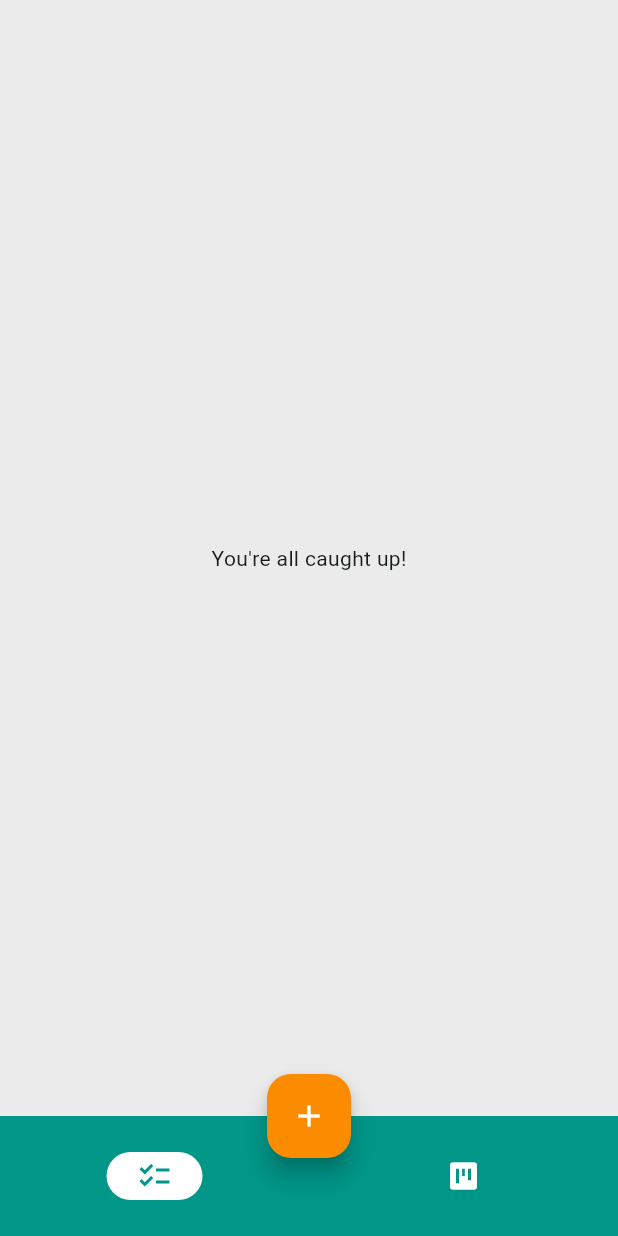
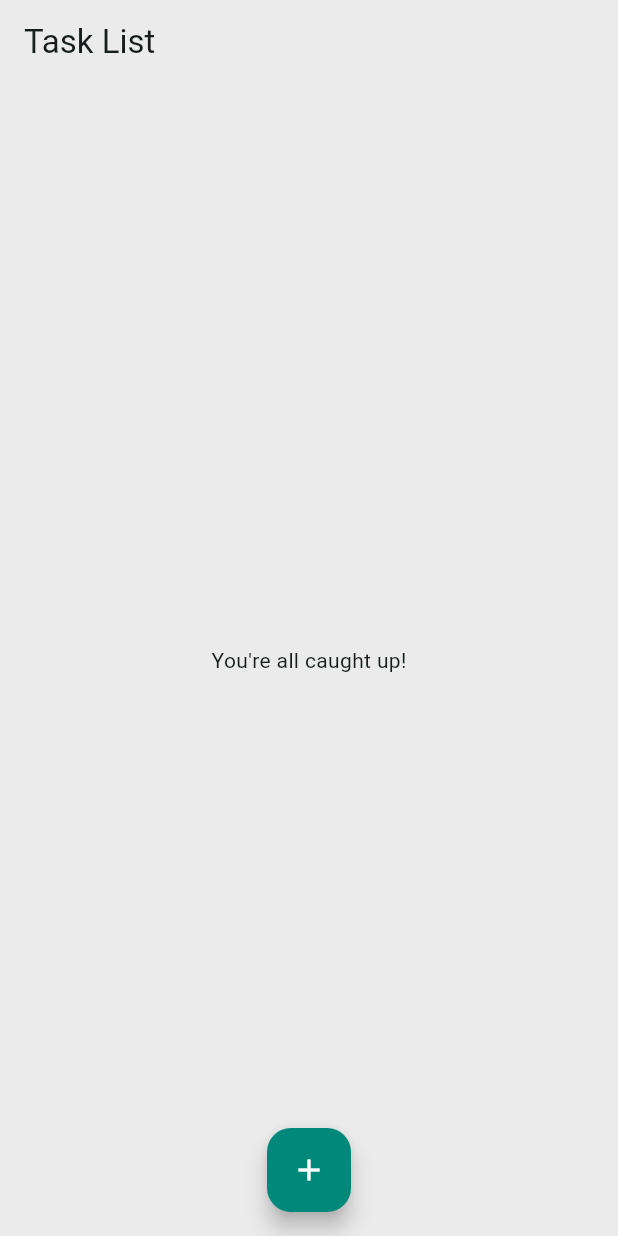
Before and after one commit to dillonfagan/tasks_flutter, a Flutter app: the screen it shows after launch, on a phone screen of 412 x 824 dp. Run offline on Flutter 3.47's test engine with Material 2 defaults, Android fonts, the phone set to English and light mode, and no system bars.

Commit message:
Simplify app layout with checklist only

```diff
--- a/lib/main.dart
+++ b/lib/main.dart
@@ -24,7 +24,7 @@ class MyApp extends StatelessWidget {
           surfaceTintColor: Colors.transparent,
         ),
         floatingActionButtonTheme: FloatingActionButtonThemeData(
-          backgroundColor: Colors.orange.shade600,
+          backgroundColor: Colors.teal.shade600,
           foregroundColor: Colors.white,
         ),
         navigationBarTheme: NavigationBarThemeData(
--- a/lib/src/screens/tasks_screen.dart
+++ b/lib/src/screens/tasks_screen.dart
@@ -4,32 +4,23 @@ import 'package:tasks_app/src/screens/create_task_screen.dart';
 import 'package:tasks_app/src/widgets/checklist_body.dart';
 import 'package:tasks_app/src/controllers/tasks_controller.dart';
 import 'package:tasks_app/src/services/tasks_service.dart';
-import 'package:tasks_app/src/widgets/kanban_body/kanban_body.dart';
 
-class TasksScreen extends StatefulWidget {
+class TasksScreen extends StatelessWidget {
   const TasksScreen({super.key});
-
-  @override
-  State<TasksScreen> createState() => _TasksScreenState();
-}
-
-class _TasksScreenState extends State<TasksScreen> {
-  final checklistBody = const ChecklistBody();
-  final kanbanBody = const KanbanBody();
-
-  int selectedIndex = 0;
-  Widget get body => selectedIndex == 0 ? checklistBody : kanbanBody;
 
   @override
   Widget build(BuildContext context) {
     return ChangeNotifierProvider(
       create: (_) => TasksController(service: TasksService()),
       child: Scaffold(
-        body: Padding(
-          padding: const EdgeInsets.all(16),
-          child: body,
+        appBar: AppBar(
+          title: const Text('Task List'),
         ),
-        floatingActionButtonLocation: FloatingActionButtonLocation.centerDocked,
+        body: const Padding(
+          padding: EdgeInsets.all(16),
+          child: ChecklistBody(),
+        ),
+        floatingActionButtonLocation: FloatingActionButtonLocation.centerFloat,
         floatingActionButton: Consumer<TasksController>(
           builder: (context, controller, child) {
             return FloatingActionButton(
@@ -42,23 +33,6 @@ class _TasksScreenState extends State<TasksScreen> {
             );
           },
         ),
-        bottomNavigationBar: NavigationBar(
-          labelBehavior: NavigationDestinationLabelBehavior.alwaysHide,
-          selectedIndex: selectedIndex,
-          destinations: const [
-            NavigationDestination(
-              icon: Icon(Icons.checklist),
-              label: 'Checklist',
-            ),
-            NavigationDestination(
-              icon: Icon(Icons.view_kanban),
-              label: 'Kanban',
-            ),
-          ],
-          onDestinationSelected: (value) {
-            setState(() => selectedIndex = value);
-          },
-        ),
       ),
     );
   }
```
Also changed, not shown: lib/src/widgets/kanban_body/kanban_body.dart (deleted, +0 -26 lines), lib/src/widgets/kanban_body/kanban_column.dart (deleted, +0 -15 lines).
